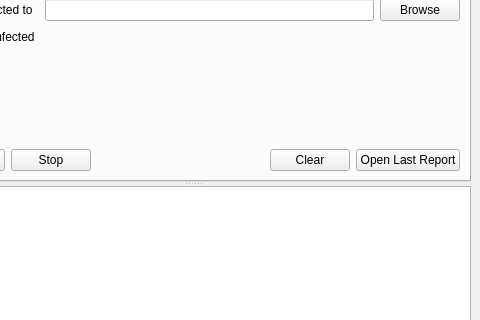
This is MainWindow.ui in jplozf/calamity as Qt 5 draws it before an edit; both pictures show x 95 to 575 and y 229 to 549 of the 575 by 638 pixel window. The edited form follows.
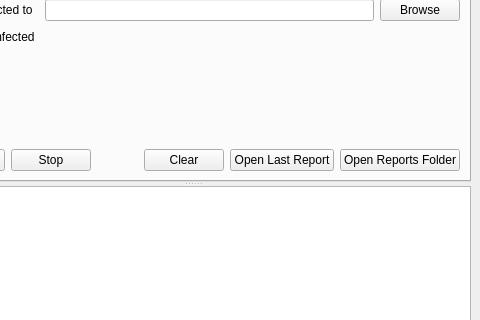
This is the edited form. The open tabs and pages were chosen to show the change. Icons and pictures are not drawn. Custom widgets are drawn as their Qt base class.

Commit message:
feat(ui): add “Open Reports Folder” button and notify on report save
- New button to open ~/.calamity/scans folder
- Tray notification with path when a report is saved
- Track last report zip path in state

```diff
--- a/MainWindow.ui
+++ b/MainWindow.ui
@@ -175,6 +175,13 @@
                </property>
               </widget>
              </item>
+             <item>
+              <widget class="QPushButton" name="openReportsFolderButton">
+               <property name="text">
+                <string>Open Reports Folder</string>
+               </property>
+              </widget>
+             </item>
             </layout>
            </item>
           </layout>
```
The commit also changes 2 other files.
